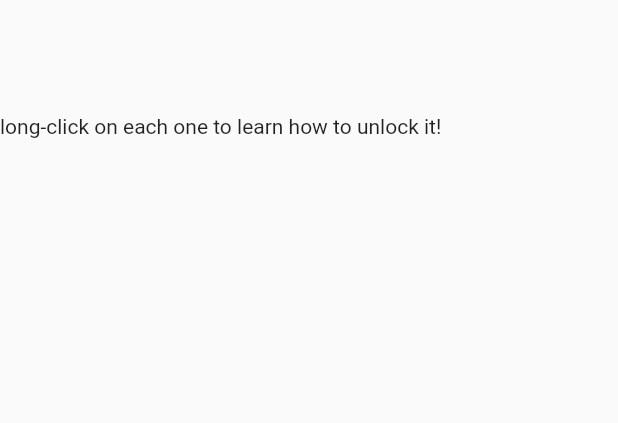
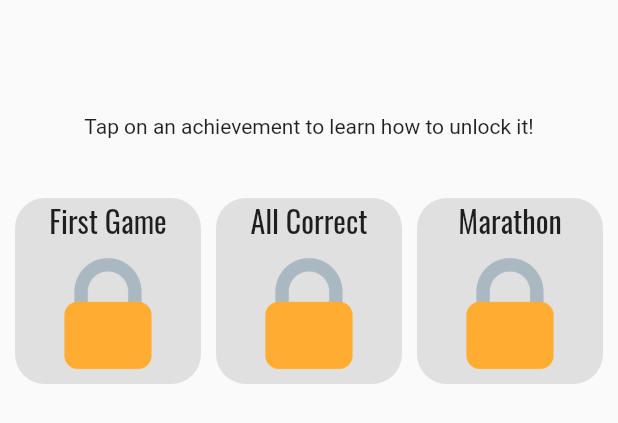
Before and after one commit to Keyzo-Gakiya/kg_quiz_game, a Flutter app: the AchievementsStateful widget shown alone on an empty page, opened directly with empty values, on a phone screen of 412 x 824 dp. Shown: the top 423 px of the screen. Run offline on Flutter 3.47's test engine with Material 2 defaults, Android fonts, the phone set to English and light mode, and no system bars; our stand-ins replace shared_preferences; accounts and stored records are empty.

Commit message:
Completed core App functionality, added launch Icon

```diff
--- /dev/null
+++ b/lib/achievement_card.dart
@@ -0,0 +1,84 @@
+import 'package:flutter/material.dart';
+import 'package:shared_preferences/shared_preferences.dart';
+
+class AchievementCard extends StatefulWidget {
+  const AchievementCard({
+    super.key,
+    required this.achievementLabel,
+    required this.achievementID,
+    required this.instructionsToUnlock,
+  });
+
+  final String achievementLabel, achievementID, instructionsToUnlock;
+
+  @override
+  State<AchievementCard> createState() => _AchievementCardState();
+}
+
+class _AchievementCardState extends State<AchievementCard> {
+  Image achievementImage = Image.asset('images/locked_achievement.png');
+  Color backgroundColor = Colors.grey.shade300;
+
+  void unlockAchievement() async {
+    final prefs = await SharedPreferences.getInstance();
+
+    bool unlocked;
+
+    prefs.getBool(widget.achievementID) != null
+        ? unlocked = true
+        : unlocked = false;
+
+    if (unlocked) {
+      setState(() {
+        backgroundColor = Colors.blue.shade100;
+        achievementImage = Image.asset('images/${widget.achievementID}.png');
+      });
+    }
+  } // unlockAchievement()
+
+  void showInstructions(String achievementTitle, String instructions) {
+    showDialog(
+      context: context,
+      builder: (BuildContext context) => AlertDialog(
+        title: Text(achievementTitle),
+        content: Text(instructions),
+        actions: [
+          TextButton(
+            onPressed: () {
+              Navigator.of(context).pop();
+            },
+            child: const Text('Ok'),
+          )
+        ],
+      ),
+    );
+  } // showInstructions()
+
+  @override
+  Widget build(BuildContext context) {
+    unlockAchievement();
+
+    return GestureDetector(
+      onTap: () {
+        showInstructions(widget.achievementLabel, widget.instructionsToUnlock);
+      },
+      child: Container(
+        decoration: BoxDecoration(
+          color: backgroundColor,
+          borderRadius: BorderRadius.circular(20.0),
+        ),
+        child: Column(
+          children: [
+            Text(
+              widget.achievementLabel,
+              style: const TextStyle(fontSize: 20.0, fontFamily: 'Oswald'),
+            ),
+            Expanded(
+              child: achievementImage,
+            ),
+          ],
+        ),
+      ),
+    );
+  }
+}
--- a/lib/achievements.dart
+++ b/lib/achievements.dart
@@ -1,5 +1,6 @@
 import 'package:flutter/material.dart';
 import 'resources/constants.dart';
+import 'achievement_card.dart';
 
 class AchievementsScreen extends StatelessWidget {
   final String achievementTitle;
@@ -35,7 +36,39 @@ class _AchievementsStatefulState extends State<AchievementsStateful> {
                 style: kGameModeTitleTextStyle,
               ),
             ),
-            const Text('long-click on each one to learn how to unlock it!'),
+            const Text('Tap on an achievement to learn how to unlock it!'),
+            const SizedBox(
+              height: 30.0,
+            ),
+            Expanded(
+              child: Padding(
+                padding: const EdgeInsets.all(10.0),
+                child: GridView.count(
+                  crossAxisCount: 3,
+                  crossAxisSpacing: 10.0,
+                  mainAxisSpacing: 10.0,
+                  children: const [
+                    AchievementCard(
+                      achievementLabel: 'First Game',
+                      achievementID: 'quick_0',
+                      instructionsToUnlock: 'Complete a Quick Quiz Game',
+                    ),
+                    AchievementCard(
+                      achievementLabel: 'All Correct',
+                      achievementID: 'quick_1',
+                      instructionsToUnlock:
+                          'Correctly Respond all Questions in a Quick Quiz',
+                    ),
+                    AchievementCard(
+                      achievementLabel: 'Marathon',
+                      achievementID: 'longest_21',
+                      instructionsToUnlock:
+                          'Correctly respond at least 21 Questions in a Longest Run',
+                    ),
+                  ],
+                ),
+              ),
+            )
           ],
         ),
       ),
--- a/pubspec.yaml
+++ b/pubspec.yaml
@@ -83,6 +83,11 @@ flutter:
     - family: Acme
       fonts:
         - asset: fonts/Acme-Regular.ttf
+
+    - family: Oswald
+      fonts:
+        - asset: fonts/Oswald-VariableFont_wght.ttf
+
   #       - asset: fonts/Schyler-Regular.ttf
   #       - asset: fonts/Schyler-Italic.ttf
   #         style: italic
```
Also changed, not shown: lib/game_controller.dart (+11 -1 lines), lib/game_screen.dart (+8 -18 lines), lib/main.dart (+37 -1 lines), fonts/Oswald-VariableFont_wght.ttf (added), images/KG_Logo.png (deleted), images/locked_achievement.png (added), images/longest_21.png (added), images/quick_0.png (added), images/quick_1.png (added), images/unlocked.png (added), 27 other files.
